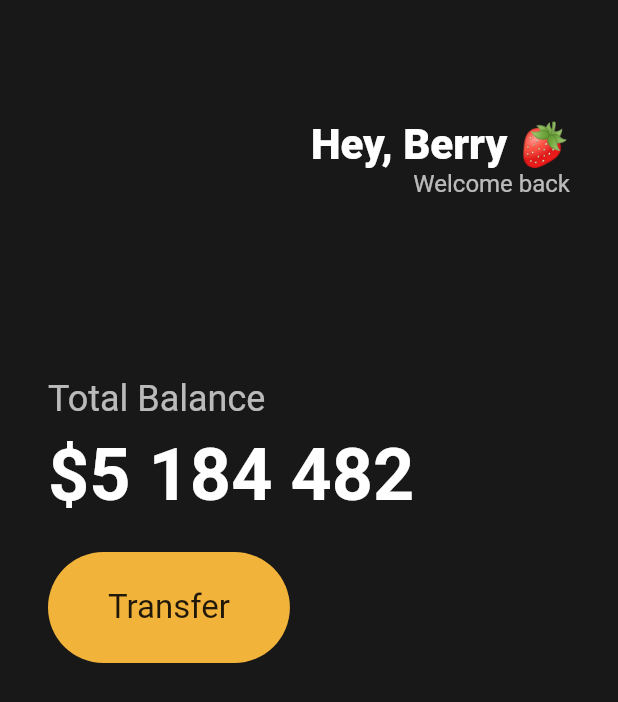
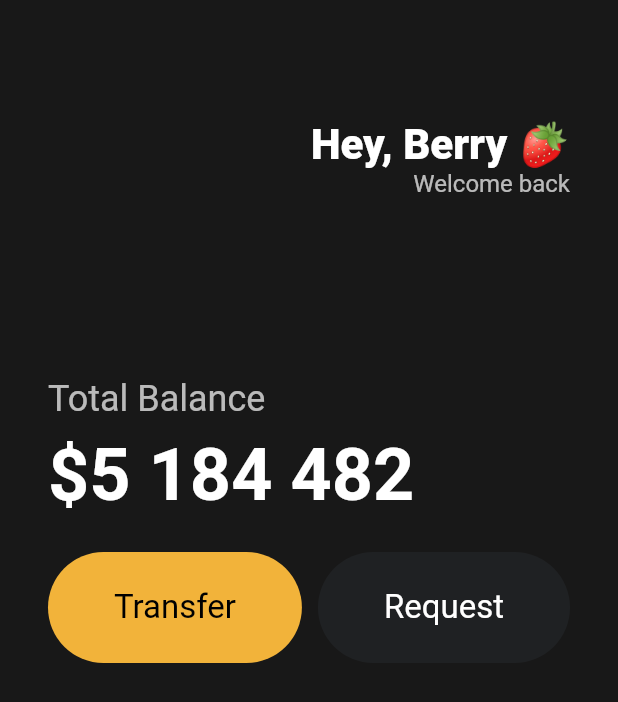
Before and after one commit to seoziyeong/nomadcoder-flutter-webtoon, a Flutter app: the screen it shows after launch, on a phone screen of 412 x 824 dp. Shown: the top 702 px of the screen. Run offline on Flutter 3.47's test engine with Material 2 defaults, Android fonts, the phone set to English and light mode, and no system bars.

Commit message:
refactor : Reusable widget (button)

```diff
--- a/lib/main.dart
+++ b/lib/main.dart
@@ -1,4 +1,5 @@
 import 'package:flutter/material.dart';
+import 'package:nomadcoder_flutter_webtoon/widgets/button.dart';
 
 void main() {
   runApp(const App());
@@ -69,25 +70,18 @@
               const SizedBox(
                 height: 24,
               ),
-              Row(
+              const Row(
+                mainAxisAlignment: MainAxisAlignment.spaceBetween,
                 children: [
-                  Container(
-                    decoration: BoxDecoration(
-                      color: const Color(0xFFF2B33A),
-                      borderRadius: BorderRadius.circular(45),
-                    ),
-                    child: const Padding(
-                      padding: EdgeInsets.symmetric(
-                        vertical: 24,
-                        horizontal: 40,
-                      ),
-                      child: Text(
-                        "Transfer",
-                        style: TextStyle(
-                          fontSize: 22,
-                        ),
-                      ),
-                    ),
+                  Button(
+                    text: 'Transfer',
+                    bgColor: Color(0xFFF2B33A),
+                    textColor: Colors.black,
+                  ),
+                  Button(
+                    text: 'Request',
+                    bgColor: Color(0xfff1f2123),
+                    textColor: Colors.white,
                   ),
                 ],
               ),
--- /dev/null
+++ b/lib/widgets/button.dart
@@ -0,0 +1,45 @@
+import 'package:flutter/material.dart';
+
+// 위젯 쉽게 만드는 단축키
+// st > Flutter Stateless Widget 선택 후 class 이름 설정
+// 직접 쓰는 게 익숙해질 때 까지 사용하지 말자!
+// 직접 쓸 때 build 정도는..? 🥹
+
+// * 재사용 버튼
+class Button extends StatelessWidget {
+  // 위젯이 사용될 떄 받을 값 constructor
+  final String text;
+  final Color bgColor;
+  final Color textColor;
+
+  const Button({
+    super.key,
+    required this.text,
+    required this.bgColor,
+    required this.textColor,
+  });
+
+  // return 에 위젯 ui 넣어주고, 데이터 대입
+  @override
+  Widget build(BuildContext context) {
+    return Container(
+      decoration: BoxDecoration(
+        color: bgColor,
+        borderRadius: BorderRadius.circular(45),
+      ),
+      child: Padding(
+        padding: const EdgeInsets.symmetric(
+          vertical: 24,
+          horizontal: 44,
+        ),
+        child: Text(
+          text,
+          style: TextStyle(
+            fontSize: 22,
+            color: textColor,
+          ),
+        ),
+      ),
+    );
+  }
+}
```
